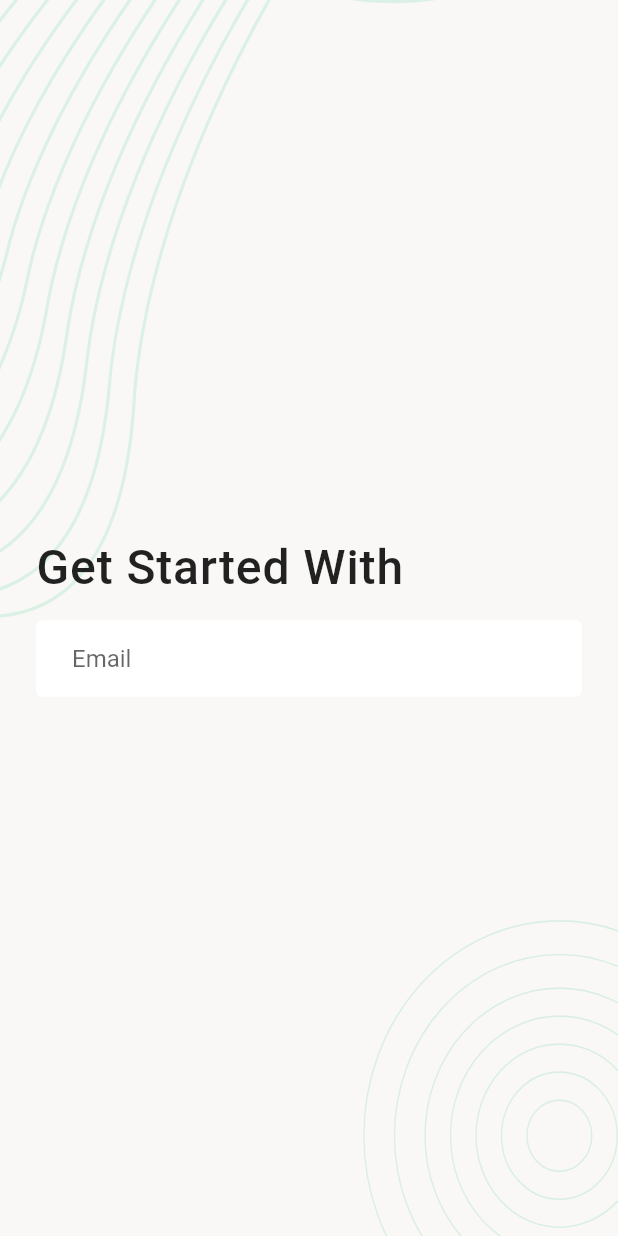
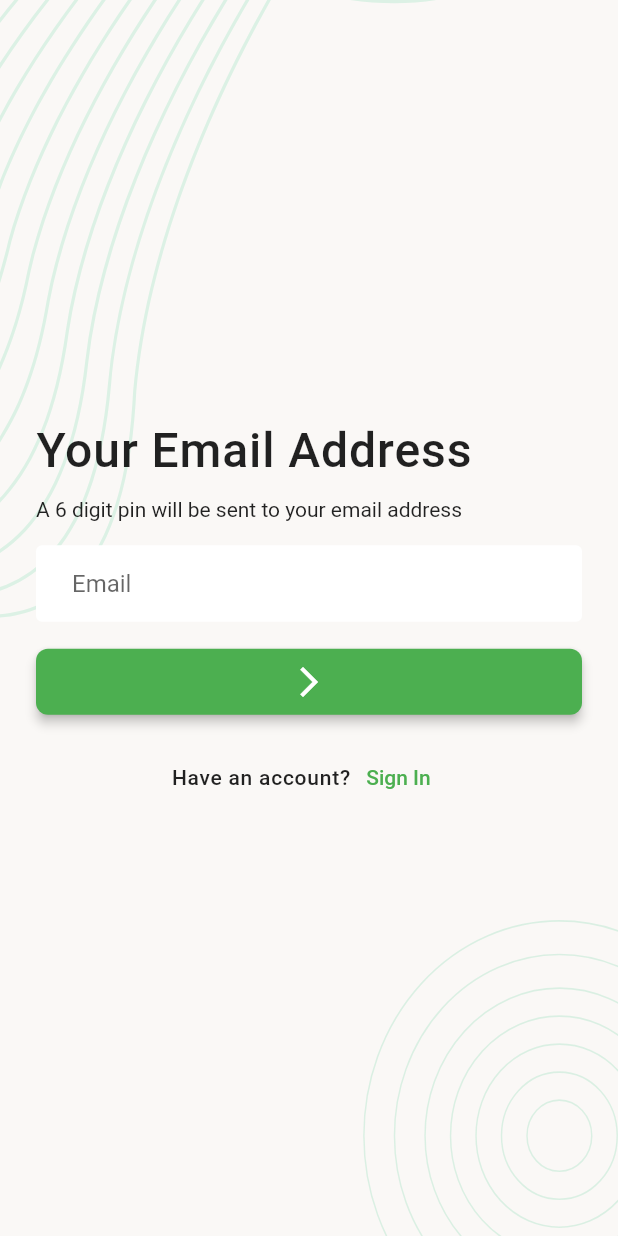
Before and after one commit to syfulsharif/task_manager, a Flutter app: the screen it shows after launch, after a tap on "Forgot Password?", on a phone screen of 412 x 824 dp. Run offline on Flutter 3.47's test engine with Material 2 defaults, Android fonts, the phone set to English and light mode, and no system bars; our stand-ins replace flutter_svg.

Commit message:
Email Verify page navigation added

```diff
--- a/lib/ui/screens/email_verification_screen.dart
+++ b/lib/ui/screens/email_verification_screen.dart
@@ -15,9 +15,17 @@ class EmailVerificationScreen extends StatelessWidget {
             crossAxisAlignment: CrossAxisAlignment.start,
             children: [
               Text(
-                'Get Started With',
+                'Your Email Address',
                 style: Theme.of(context).textTheme.titleLarge,
                 // style: TextStyle(fontSize: 32, fontWeight: FontWeight.w500),
+              ),
+              const SizedBox(
+                height: 12,
+              ),
+              Text(
+                'A 6 digit pin will be sent to your email address',
+                style: Theme.of(context).textTheme.bodyMedium,
+
               ),
               const SizedBox(
                 height: 16,
@@ -25,6 +33,35 @@ class EmailVerificationScreen extends StatelessWidget {
               const TextField(
                 decoration: InputDecoration(hintText: 'Email'),
               ),
+              const SizedBox(
+                height: 16,
+              ),
+              SizedBox(
+                width: double.infinity,
+                child: ElevatedButton(
+                  onPressed: () {},
+                  child: const Icon(Icons.arrow_forward_ios),
+                ),
+              ),
+              const SizedBox(
+                height: 16,
+              ),
+              Row(
+                mainAxisAlignment: MainAxisAlignment.center,
+                children: [
+                  const Text(
+                    'Have an account?',
+                    style: TextStyle(
+                        fontWeight: FontWeight.w500, letterSpacing: 0.5),
+                  ),
+                  TextButton(
+                    onPressed: () {
+                      Navigator.pop(context);
+                    },
+                    child: const Text('Sign In'),
+                  )
+                ],
+              )
             ],
           ),
         ),
--- a/lib/ui/screens/login_screen.dart
+++ b/lib/ui/screens/login_screen.dart
@@ -69,7 +69,7 @@ class LoginScreen extends StatelessWidget {
                   mainAxisAlignment: MainAxisAlignment.center,
                   children: [
                     const Text(
-                      'Don\'t have account?',
+                      'Don\'t have an account?',
                       style: TextStyle(
                           fontWeight: FontWeight.w500, letterSpacing: 0.5),
                     ),
```
